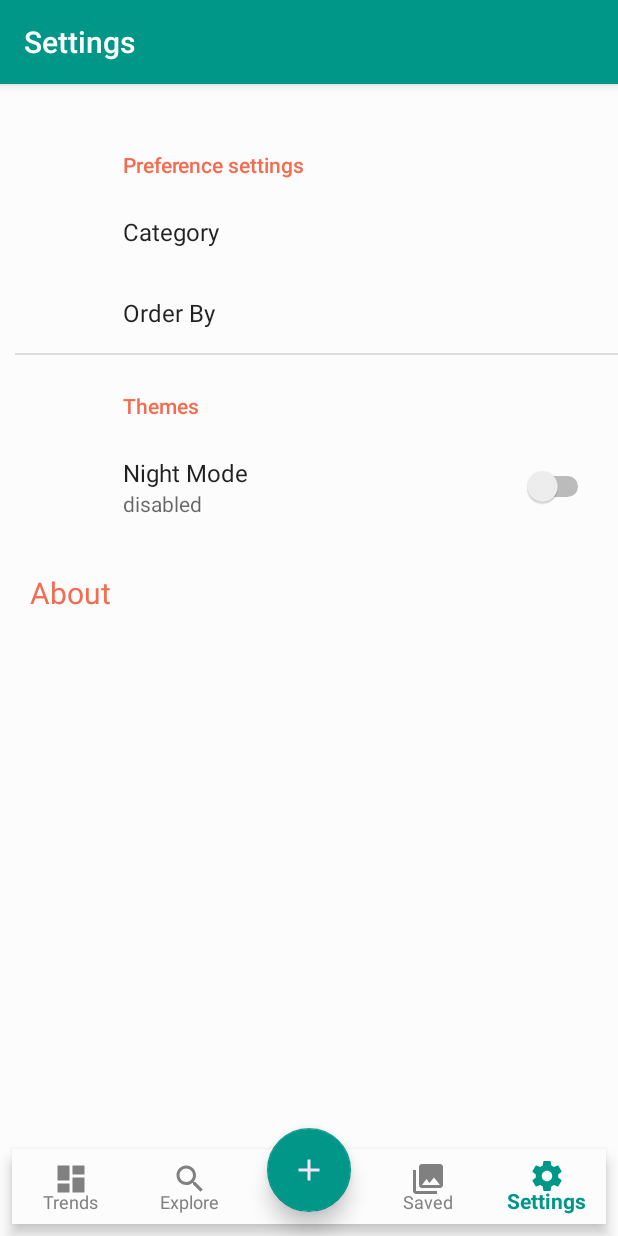
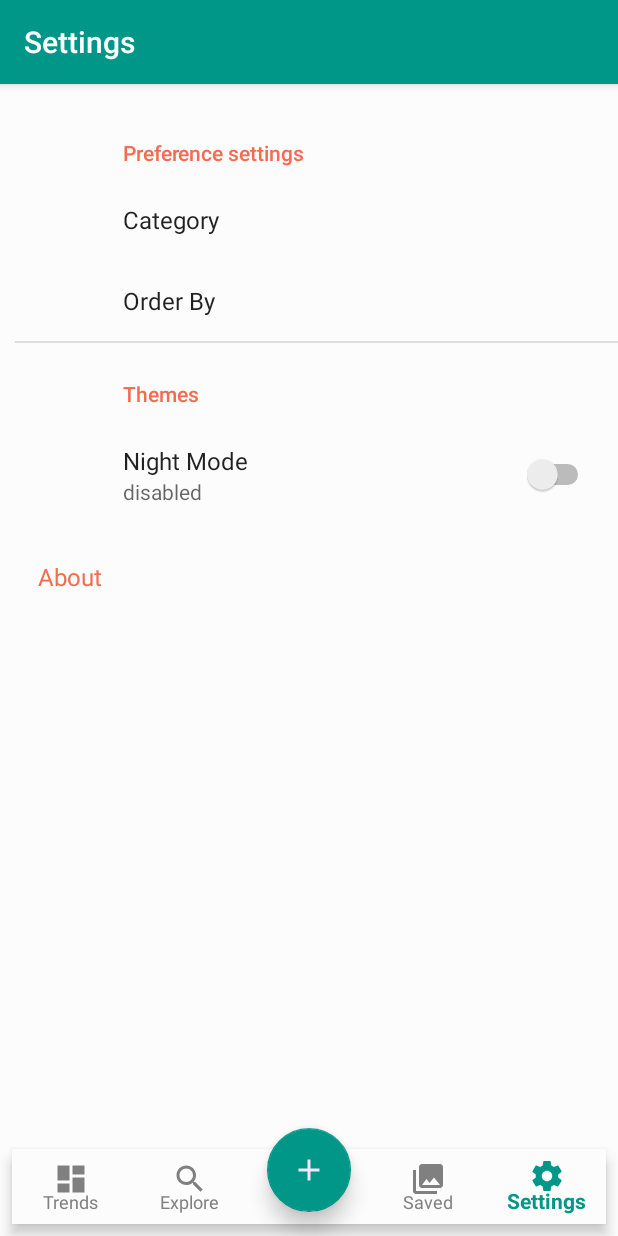
Before and after one commit to 439ED537979D8E831561964DBBBD7413/Pixxo, an Android app: the PreferenceFragment screen opened directly, with no data from a screen before it, on a phone screen of 412 x 824 dp. Run offline under Robolectric (Android 15) with nearby library versions, the phone set to English and light mode, and no system bars; our stand-ins replace Dagger/Hilt's generated code, Timber, androidx.preference, data binding; libraries missing offline, so code that uses them is left out: com.theartofdev.edmodo; Roboto replaces fonts that are not available here; 2 statements that could not run were skipped.

Commit message:
Fix: Fixed preference padding

```diff
--- a/app/src/main/res/layout-land/activity_preference.xml
+++ b/app/src/main/res/layout-land/activity_preference.xml
@@ -13,7 +13,7 @@
         <LinearLayout
             android:layout_width="0dp"
             android:layout_height="0dp"
-            android:layout_marginTop="10dp"
+            android:layout_marginTop="2dp"
             android:orientation="vertical"
             app:layout_constraintBottom_toTopOf="@id/bottomNavViewBar"
             app:layout_constraintEnd_toEndOf="parent"
@@ -32,11 +32,11 @@
                 android:id="@+id/aboutText"
                 android:layout_width="wrap_content"
                 android:layout_height="wrap_content"
-                android:layout_marginStart="20sp"
+                android:layout_marginStart="25dp"
                 android:layout_marginTop="20dp"
                 android:text="About"
                 android:textColor="@color/colorAccent"
-                android:textSize="20sp" />
+                android:textSize="16sp" />
         </LinearLayout>
 
 
--- a/app/src/main/res/layout-sw600dp/activity_preference.xml
+++ b/app/src/main/res/layout-sw600dp/activity_preference.xml
@@ -13,7 +13,7 @@
         <LinearLayout
             android:layout_width="0dp"
             android:layout_height="0dp"
-            android:layout_marginTop="10dp"
+            android:layout_marginTop="2dp"
             android:orientation="vertical"
             app:layout_constraintBottom_toTopOf="@id/bottomNavViewBar"
             app:layout_constraintEnd_toEndOf="parent"
@@ -32,11 +32,11 @@
                 android:id="@+id/aboutText"
                 android:layout_width="wrap_content"
                 android:layout_height="wrap_content"
-                android:layout_marginStart="20sp"
+                android:layout_marginStart="25dp"
                 android:layout_marginTop="20dp"
                 android:text="About"
                 android:textColor="@color/colorAccent"
-                android:textSize="20sp" />
+                android:textSize="16sp" />
         </LinearLayout>
 
 
--- a/app/src/main/res/layout/activity_preference.xml
+++ b/app/src/main/res/layout/activity_preference.xml
@@ -13,7 +13,7 @@
         <LinearLayout
             android:layout_width="0dp"
             android:layout_height="0dp"
-            android:layout_marginTop="10dp"
+            android:layout_marginTop="2dp"
             android:orientation="vertical"
             app:layout_constraintBottom_toTopOf="@id/bottomNavViewBar"
             app:layout_constraintEnd_toEndOf="parent"
@@ -32,11 +32,11 @@
                 android:id="@+id/aboutText"
                 android:layout_width="wrap_content"
                 android:layout_height="wrap_content"
-                android:layout_marginStart="20sp"
+                android:layout_marginStart="25dp"
                 android:layout_marginTop="20dp"
                 android:text="About"
                 android:textColor="@color/colorAccent"
-                android:textSize="20sp" />
+                android:textSize="16sp" />
         </LinearLayout>
 
 
--- /dev/null
+++ b/app/src/main/res/values-sw360dp-v13/values-preference.xml
@@ -0,0 +1,5 @@
+<?xml version="1.0" encoding="utf-8"?>
+<resources xmlns:tools="http://schemas.android.com/tools">
+    <bool name="config_materialPreferenceIconSpaceReserved" tools:ignore="MissingDefaultResource,PrivateResource">false</bool>
+    <dimen name="preference_category_padding_start" tools:ignore="MissingDefaultResource,PrivateResource">0dp</dimen>
+</resources>
--- a/app/src/main/res/values/styles.xml
+++ b/app/src/main/res/values/styles.xml
@@ -40,7 +40,7 @@
         <item name="colorPrimary">#212121</item>
         <item name="colorPrimaryDark">#000000</item>
         <item name="colorAccent">@color/colorAccent</item>
-        <item name="android:textColorPrimary">@color/white</item>
+        <item name="android:textColorPrimary">#808080</item>
         <item name="android:textColorSecondary">@color/white</item>
         <item name="backgroundcolor">#303030</item>
         <item name="cardbackground">#424242</item>
@@ -59,7 +59,7 @@
         <item name="colorPrimary">#212121</item>
         <item name="colorPrimaryDark">#000000</item>
         <item name="colorAccent">@color/colorAccent</item>
-        <item name="android:textColorPrimary">@color/white</item>
+        <item name="android:textColorPrimary">#808080</item>
         <item name="android:textColorSecondary">@color/white</item>
         <item name="backgroundcolor">#303030</item>
         <item name="cardbackground">#424242</item>
--- a/app/src/main/res/xml/preference.xml
+++ b/app/src/main/res/xml/preference.xml
@@ -1,15 +1,16 @@
 <?xml version="1.0" encoding="utf-8"?>
-<PreferenceScreen
-    xmlns:android="http://schemas.android.com/apk/res/android"
-    android:layout_width="wrap_content"
+<PreferenceScreen xmlns:android="http://schemas.android.com/apk/res/android"
     >
-    <PreferenceCategory android:title="Preference settings">
+    <PreferenceCategory android:title="Preference settings"
+
+        >
         <MultiSelectListPreference
             android:defaultValue="@string/pref_category_all_value"
             android:entries="@array/pref_search_list"
             android:entryValues="@array/pref_search_list_value"
             android:key="@string/pref_category_key"
-            android:title="@string/pref_category_label" />
+            android:title="@string/pref_category_label"
+            />
 
         <ListPreference
             android:defaultValue="@string/pref_order_by_all_value"
@@ -17,15 +18,18 @@
             android:entryValues="@array/order_by_list_value"
             android:key="@string/pref_orderby_key"
             android:title="@string/pref_order_by_label"
-            android:summary="@string/pref_order_by_all"/>
+            android:summary="@string/pref_order_by_all"
+
+            />
     </PreferenceCategory>
 
-    <PreferenceCategory android:title="@string/pref_skin_title">
+    <PreferenceCategory android:title="@string/pref_skin_title"
+        >
         <SwitchPreference android:title="Night Mode"
             android:key="@string/pref_theme_key"
-
             android:defaultValue="@string/pref_theme_true_value"
-            android:checked="true"/>
+            android:checked="true"
+            />
 
     </PreferenceCategory>
 </PreferenceScreen>
```
